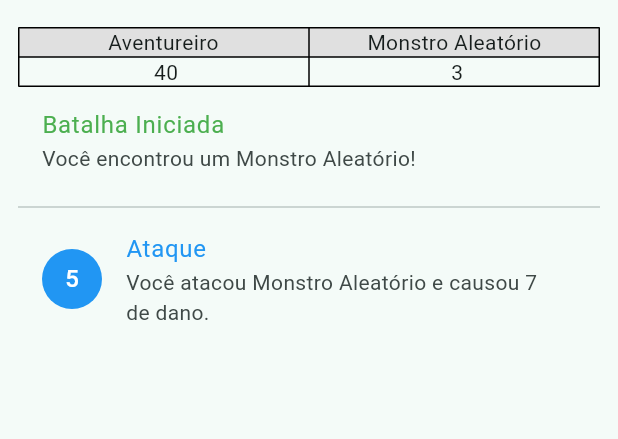
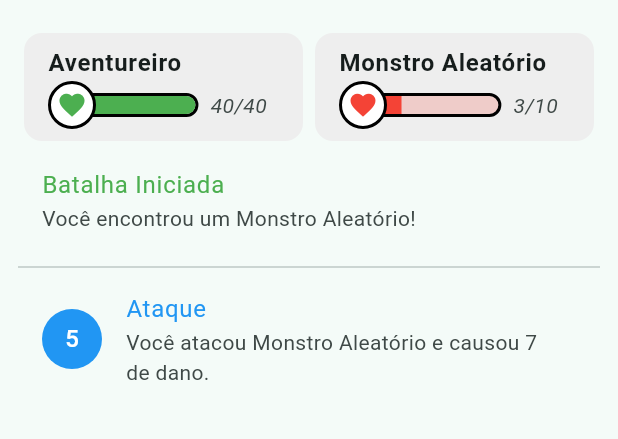
Before and after one commit to Kainato/arena_x, a Flutter app: the BattleRead screen opened directly, on a phone screen of 412 x 824 dp, the part 75-514 px from its top. Run offline on Flutter 3.47's test engine with Material 3 defaults, Android fonts, the phone set to English and light mode, and no system bars; our stand-ins replace shared_preferences; accounts and stored records are empty.

Commit message:
Refatorando estrutura de widgets e corrigindo importações

```diff
--- a/lib/app/battle_read.dart
+++ b/lib/app/battle_read.dart
@@ -1,9 +1,10 @@
+import 'package:arena_x/utils/widgets/custom/wd_health_battle.dart';
 import 'package:flutter/material.dart';
 import 'package:provider/provider.dart';
 
 import '../core/models/battle_step.dart';
 import '../core/state/battle_state.dart';
-import '../utils/widgets/wd_scaffold.dart';
+import '../utils/widgets/layout/wd_scaffold.dart';
 
 class BattleRead extends StatefulWidget {
   const BattleRead({super.key});
@@ -31,21 +32,23 @@ class _BattleReadState extends State<BattleRead> {
       title: 'Batalha',
       body: Column(
         children: [
-          Table(
-            border: TableBorder.all(),
+          Row(
             children: [
-              TableRow(
-                decoration: BoxDecoration(color: Colors.grey[300]),
-                children: [
-                  Text(b.player.name, textAlign: TextAlign.center),
-                  Text(b.currentMonster.name, textAlign: TextAlign.center),
-                ],
+              Flexible(
+                child: WdHealthBattle(
+                  title: b.player.name,
+                  actualHealth: b.playerHealth,
+                  maxHealth: b.player.maxHp,
+                  color: Colors.green,
+                ),
               ),
-              TableRow(
-                children: [
-                  Text(' ${b.playerHealth}', textAlign: TextAlign.center),
-                  Text(' ${b.monsterHealth}', textAlign: TextAlign.center),
-                ],
+              Flexible(
+                child: WdHealthBattle(
+                  title: b.currentMonster.name,
+                  actualHealth: b.monsterHealth,
+                  maxHealth: b.currentMonster.maxHp,
+                  color: Colors.red,
+                ),
               ),
             ],
           ),
--- a/lib/app/home/home_read.dart
+++ b/lib/app/home/home_read.dart
@@ -6,7 +6,7 @@ import 'package:provider/provider.dart';
 
 import '../../../core/state/game_state.dart';
 import '../../core/enum/home_navigation.dart';
-import '../../utils/widgets/wd_scaffold.dart';
+import '../../utils/widgets/layout/wd_scaffold.dart';
 
 class HomeRead extends StatelessWidget {
   const HomeRead({super.key});
--- a/lib/app/home/tab/shop_read.dart
+++ b/lib/app/home/tab/shop_read.dart
@@ -3,7 +3,7 @@ import 'package:provider/provider.dart';
 
 import '../../../../core/state/game_state.dart';
 import '../../../core/models/item.dart';
-import '../../../utils/widgets/wd_chip.dart';
+import '../../../utils/widgets/base/wd_chip.dart';
 
 class ShopRead extends StatelessWidget {
   const ShopRead({super.key});
--- a/lib/app/home/tab/status_read.dart
+++ b/lib/app/home/tab/status_read.dart
@@ -4,7 +4,7 @@ import 'package:provider/provider.dart';
 
 import '../../../../core/state/game_state.dart';
 import '../../../core/models/player.dart';
-import '../../../utils/widgets/wd_chip.dart';
+import '../../../utils/widgets/base/wd_chip.dart';
 
 class StatusRead extends StatelessWidget {
   const StatusRead({super.key});
--- a/lib/core/models/monster.dart
+++ b/lib/core/models/monster.dart
@@ -3,6 +3,7 @@ class Monster {
   final String name;
   final int level;
   int hp;
+  final int maxHp;
   final int attack;
   final int defense;
   final int xpReward;
@@ -13,6 +14,7 @@ class Monster {
     required this.name,
     required this.level,
     required this.hp,
+    required this.maxHp,
     required this.attack,
     required this.defense,
     required this.xpReward,
--- a/lib/core/state/battle_state.dart
+++ b/lib/core/state/battle_state.dart
@@ -46,6 +46,7 @@ class BattleState extends ChangeNotifier {
       name: 'Monstro Aleatório',
       level: player.level,
       hp: 10,
+      maxHp: 10,
       attack: 6,
       defense: 2,
       xpReward: 2,
--- a/lib/utils/feature/status.dart
+++ b/lib/utils/feature/status.dart
@@ -4,7 +4,7 @@ import 'package:provider/provider.dart';
 
 import '../../../core/state/game_state.dart';
 import '../../core/models/player.dart';
-import '../widgets/wd_chip.dart';
+import '../widgets/base/wd_chip.dart';
 
 class StatusRead extends StatelessWidget {
   const StatusRead({super.key});
--- /dev/null
+++ b/lib/utils/widgets/custom/wd_health_battle.dart
@@ -0,0 +1,108 @@
+import 'package:flutter/material.dart';
+
+class WdHealthBattle extends StatelessWidget {
+  final String title;
+  final String? subtitle;
+  final int actualHealth;
+  final int maxHealth;
+  final Color color;
+
+  const WdHealthBattle({
+    super.key,
+    required this.title,
+    this.subtitle,
+    required this.actualHealth,
+    required this.maxHealth,
+    required this.color,
+  });
+
+  @override
+  Widget build(BuildContext context) {
+    int actualHealthClamped = actualHealth.clamp(0, maxHealth);
+    return Card(
+      elevation: 0,
+      color: Colors.grey[200],
+      child: ListTile(
+        title: _buildTitle(title: title, subtitle: subtitle),
+        subtitle: Row(
+          spacing: 8,
+          mainAxisAlignment: MainAxisAlignment.spaceBetween,
+          children: [
+            _buildHealthBar(
+              actualHealthClamped: actualHealthClamped,
+              maxHealth: maxHealth,
+              color: color,
+            ),
+            _buildHealthText(actual: actualHealthClamped, max: maxHealth),
+          ],
+        ),
+      ),
+    );
+  }
+}
+
+/// Constrói o título da barra de saúde
+/// com o nome do personagem e, opcionalmente, um subtítulo a direita
+Row _buildTitle({required String title, String? subtitle}) {
+  return Row(
+    spacing: 16,
+    mainAxisAlignment: MainAxisAlignment.spaceBetween,
+    children: [
+      Expanded(
+        child: Text(title, style: TextStyle(fontWeight: FontWeight.bold)),
+      ),
+      if (subtitle != null)
+        Text(subtitle, style: TextStyle(fontStyle: FontStyle.italic)),
+    ],
+  );
+}
+
+/// Constrói a barra de saúde com um círculo contendo um ícone
+/// e o texto de saúde atual/max
+Widget _buildHealthBar({
+  required int actualHealthClamped,
+  required int maxHealth,
+  required Color color,
+}) {
+  return Expanded(
+    child: Stack(
+      alignment: Alignment.centerLeft,
+      children: [
+        // Barra de saúde
+        Container(
+          height: 16,
+          decoration: BoxDecoration(
+            border: Border.all(color: Colors.black, width: 2),
+            borderRadius: BorderRadius.circular(8),
+          ),
+          margin: const EdgeInsets.only(left: 12),
+          child: ClipRRect(
+            borderRadius: BorderRadius.circular(8),
+            child: LinearProgressIndicator(
+              value: actualHealthClamped / maxHealth,
+              backgroundColor: color.withOpacity(0.2),
+              valueColor: AlwaysStoppedAnimation<Color>(color),
+              minHeight: 16,
+            ),
+          ),
+        ),
+        // Círculo com ícone
+        Container(
+          width: 32,
+          height: 32,
+          decoration: BoxDecoration(
+            shape: BoxShape.circle,
+            border: Border.all(color: Colors.black, width: 2),
+            color: Colors.white, // opcional: fundo do círculo
+          ),
+          child: Center(child: Icon(Icons.favorite, color: color, size: 20)),
+        ),
+      ],
+    ),
+  );
+}
+
+/// Constrói o texto de saúde atual/max com estilo itálico
+Text _buildHealthText({required int actual, required int max}) {
+  return Text('$actual/$max', style: TextStyle(fontStyle: FontStyle.italic));
+}
--- a/lib/utils/widgets/wd_scaffold.dart
+++ b/lib/utils/widgets/layout/wd_scaffold.dart
@@ -1,4 +1,4 @@
-import 'package:arena_x/utils/widgets/wd_appbar.dart';
+import 'package:arena_x/utils/widgets/layout/wd_appbar.dart';
 import 'package:flutter/material.dart';
 
 class WdScaffold extends StatelessWidget {
```
Also changed, not shown: lib/utils/widgets/base/wd_chip.dart (renamed from lib/utils/widgets/wd_chip.dart), lib/utils/widgets/layout/wd_appbar.dart (renamed from lib/utils/widgets/wd_appbar.dart).
